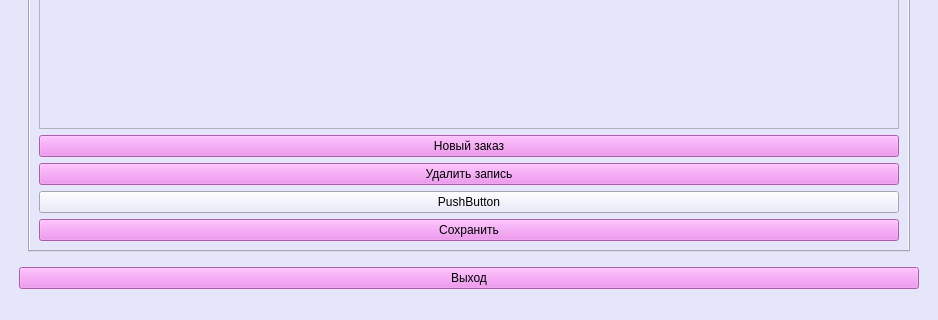
Before: the Qt Designer form forms/main.ui in Cr1sspY/STOK_diplom, drawn with Qt 5; both pictures show x 0 to 938 and y 500 to 820 of the 938 by 820 pixel window.
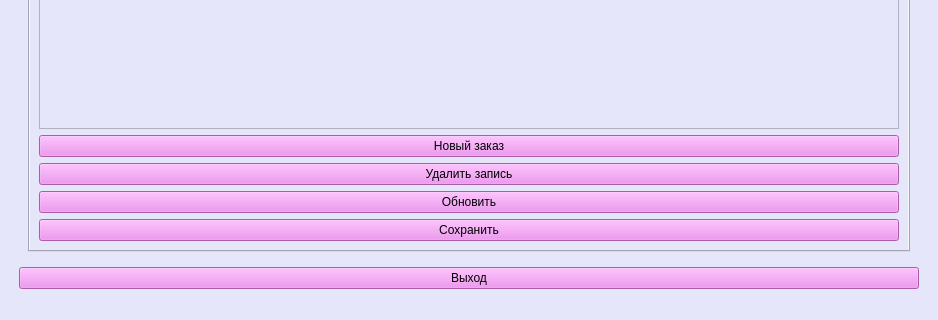
After: the same form once the commit is applied. Icons and pictures are not drawn.

The edit to the form file:
```diff
--- a/forms/main.ui
+++ b/forms/main.ui
@@ -220,8 +220,11 @@
                   </item>
                   <item row="4" column="0">
                    <widget class="QPushButton" name="upd_ord_btn">
+                    <property name="styleSheet">
+                     <string notr="true">background-color: rgb(238, 130, 238);</string>
+                    </property>
                     <property name="text">
-                     <string>PushButton</string>
+                     <string>Обновить</string>
                     </property>
                    </widget>
                   </item>
```
